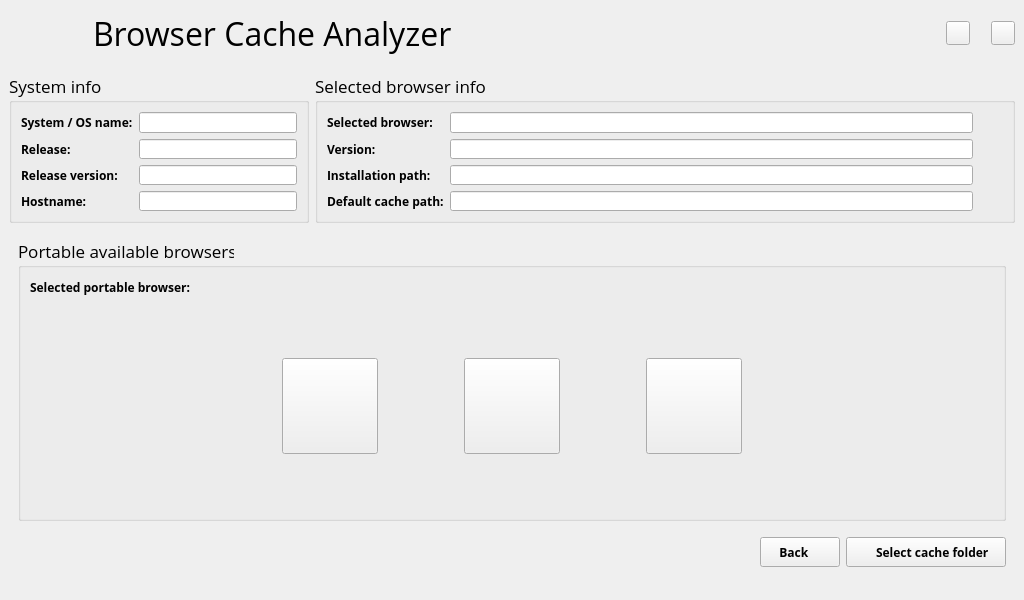
Above: gui/browser_cache_analyzer_gui.ui from gabrieledenardis/BrowserCacheAnalyzer before the change. Below: the same form after it.
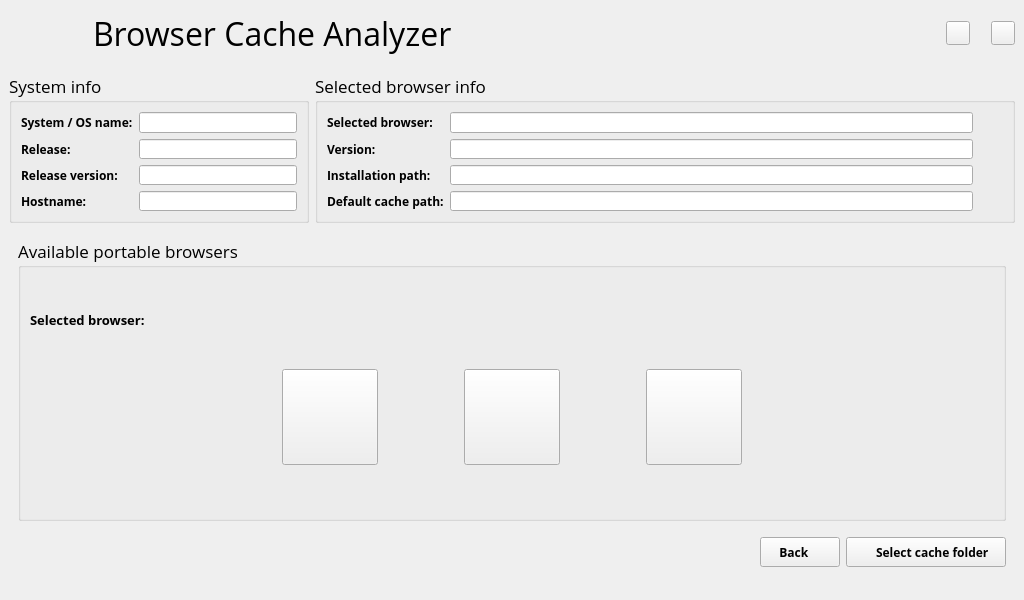
That is the form after the change. The open tabs and pages were chosen to show the change. Icons and pictures are not drawn.

Diff of the .ui file:
```diff
--- a/gui/browser_cache_analyzer_gui.ui
+++ b/gui/browser_cache_analyzer_gui.ui
@@ -922,10 +922,36 @@
            </font>
           </property>
           <property name="title">
-           <string>Portable available browsers</string>
+           <string>Available portable browsers</string>
           </property>
           <layout class="QGridLayout" name="gridLayout_31">
-           <item row="0" column="0" colspan="3">
+           <item row="3" column="0">
+            <spacer name="horizontalSpacer_14">
+             <property name="orientation">
+              <enum>Qt::Horizontal</enum>
+             </property>
+             <property name="sizeHint" stdset="0">
+              <size>
+               <width>254</width>
+               <height>20</height>
+              </size>
+             </property>
+            </spacer>
+           </item>
+           <item row="2" column="1">
+            <spacer name="verticalSpacer_18">
+             <property name="orientation">
+              <enum>Qt::Vertical</enum>
+             </property>
+             <property name="sizeHint" stdset="0">
+              <size>
+               <width>20</width>
+               <height>40</height>
+              </size>
+             </property>
+            </spacer>
+           </item>
+           <item row="1" column="0" colspan="3">
             <layout class="QGridLayout" name="gridLayout_30">
              <item row="0" column="2">
               <spacer name="horizontalSpacer_18">
@@ -944,13 +970,13 @@
               <widget class="QLabel" name="label_13">
                <property name="font">
                 <font>
-                 <pointsize>9</pointsize>
+                 <pointsize>10</pointsize>
                  <weight>75</weight>
                  <bold>true</bold>
                 </font>
                </property>
                <property name="text">
-                <string>Selected portable browser:</string>
+                <string>Selected browser:</string>
                </property>
               </widget>
              </item>
@@ -958,7 +984,7 @@
               <widget class="QLabel" name="label_selected_portable">
                <property name="font">
                 <font>
-                 <pointsize>9</pointsize>
+                 <pointsize>10</pointsize>
                 </font>
                </property>
                <property name="text">
@@ -968,33 +994,7 @@
              </item>
             </layout>
            </item>
-           <item row="1" column="1">
-            <spacer name="verticalSpacer_18">
-             <property name="orientation">
-              <enum>Qt::Vertical</enum>
-             </property>
-             <property name="sizeHint" stdset="0">
-              <size>
-               <width>20</width>
-               <height>40</height>
-              </size>
-             </property>
-            </spacer>
-           </item>
-           <item row="2" column="0">
-            <spacer name="horizontalSpacer_14">
-             <property name="orientation">
-              <enum>Qt::Horizontal</enum>
-             </property>
-             <property name="sizeHint" stdset="0">
-              <size>
-               <width>254</width>
-               <height>20</height>
-              </size>
-             </property>
-            </spacer>
-           </item>
-           <item row="2" column="1">
+           <item row="3" column="1">
             <layout class="QGridLayout" name="gridLayout_29">
              <item row="0" column="2">
               <widget class="QPushButton" name="button_portable_firefox">
@@ -1135,7 +1135,7 @@
              </item>
             </layout>
            </item>
-           <item row="2" column="2">
+           <item row="3" column="2">
             <spacer name="horizontalSpacer_15">
              <property name="orientation">
               <enum>Qt::Horizontal</enum>
@@ -1148,7 +1148,7 @@
              </property>
             </spacer>
            </item>
-           <item row="3" column="1">
+           <item row="4" column="1">
             <spacer name="verticalSpacer_17">
              <property name="orientation">
               <enum>Qt::Vertical</enum>
@@ -1161,6 +1161,19 @@
              </property>
             </spacer>
            </item>
+           <item row="0" column="0" colspan="3">
+            <spacer name="verticalSpacer_16">
+             <property name="orientation">
+              <enum>Qt::Vertical</enum>
+             </property>
+             <property name="sizeHint" stdset="0">
+              <size>
+               <width>20</width>
+               <height>40</height>
+              </size>
+             </property>
+            </spacer>
+           </item>
           </layout>
          </widget>
         </item>
```
Left out of the diff: 16 changed lines with no effect on the pictures.
